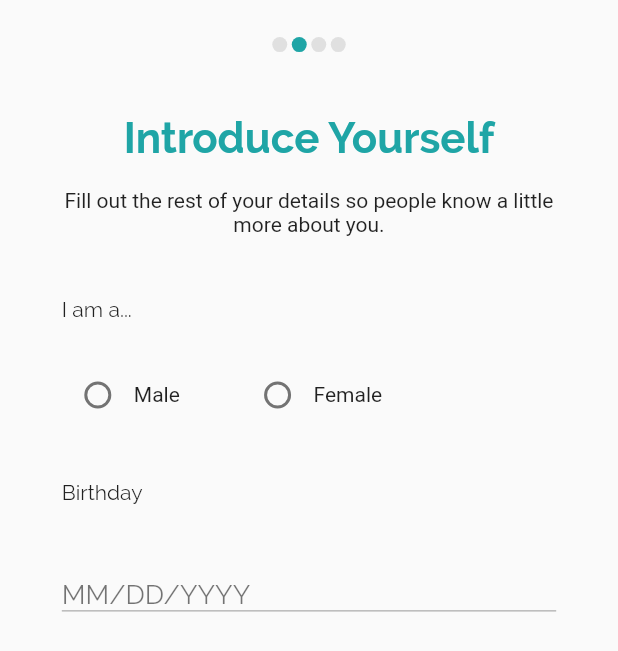
After one commit to passsionforprogramming/thats-my-type-flutter, a Flutter app: the IntroduceYourself screen opened directly, on a phone screen of 412 x 824 dp. The commit adds this screen. Shown: the top 651 px of the screen. Run offline on Flutter 3.47's test engine with Material 2 defaults, Android fonts, the phone set to English and light mode, and no system bars; our stand-ins replace cloud_firestore, firebase_auth, firebase_storage, flutter_svg, font_awesome_flutter, image_cropper and 4 more; missing offline and left inert: flutter_country_picker, flutter_facebook_login, phone_number; accounts and stored records are empty; Roboto replaces fonts that are missing (Gothic).

Commit message:
Began introduce yourself scree

```diff
--- /dev/null
+++ b/lib/Screens/ProfileSetup/IntroduceYourself.dart
@@ -0,0 +1,146 @@
+import 'package:flutter/material.dart';
+import 'package:thatismytype/Constants/Palette.dart';
+
+class IntroduceYourself extends StatefulWidget {
+  @override
+  _IntroduceYourselfState createState() => _IntroduceYourselfState();
+}
+
+class _IntroduceYourselfState extends State<IntroduceYourself> {
+  String gender;
+
+  @override
+  Widget build(BuildContext context) {
+    double screenHeight = MediaQuery.of(context).size.height;
+    double screenWidth = MediaQuery.of(context).size.width;
+    return Scaffold(
+      body: ListView(
+        children: <Widget>[
+          Container(
+            margin: EdgeInsets.only(top: screenHeight * .03),
+            alignment: Alignment.center,
+            child: Row(
+              mainAxisAlignment: MainAxisAlignment.center,
+              children: <Widget>[
+                CircleAvatar(
+                  backgroundColor: Colors.grey[300],
+                  radius: 5.0,
+                ),
+                SizedBox(
+                  width: 3.0,
+                ),
+                CircleAvatar(
+                  backgroundColor: kDarkerGreen,
+                  radius: 5.0,
+                ),
+                SizedBox(
+                  width: 3.0,
+                ),
+                CircleAvatar(
+                  backgroundColor: Colors.grey[300],
+                  radius: 5.0,
+                ),
+                SizedBox(
+                  width: 3.0,
+                ),
+                CircleAvatar(
+                  backgroundColor: Colors.grey[300],
+                  radius: 5.0,
+                )
+              ],
+            ),
+          ),
+          Container(
+            alignment: Alignment.center,
+            margin: EdgeInsets.only(top: screenHeight * .05),
+            child: Text(
+              "Introduce Yourself",
+              style: TextStyle(
+                  color: kDarkerGreen,
+                  fontFamily: "Raleway Bold",
+                  fontSize: 28.0),
+            ),
+          ),
+          Container(
+            alignment: Alignment.center,
+            margin: EdgeInsets.symmetric(
+                horizontal: screenWidth * .1, vertical: screenHeight * .02),
+            width: screenWidth * .8,
+            child: Text(
+              "Fill out the rest of your details so people know a little more about you.",
+              style: TextStyle(fontFamily: "Gothic"),
+              textAlign: TextAlign.center,
+            ),
+          ),
+          Container(
+            margin: EdgeInsets.symmetric(
+                horizontal: screenWidth * .1, vertical: screenHeight * .03),
+            child: Text(
+              "I am a...",
+              style: TextStyle(fontFamily: "Raleway", color: Colors.black87),
+            ),
+          ),
+          Container(
+            margin: EdgeInsets.symmetric(
+              horizontal: screenWidth * .1,
+            ),
+            child: Row(
+              children: <Widget>[
+                Radio(
+                    activeColor: kDarkerGreen,
+                    value: "male",
+                    groupValue: gender,
+                    onChanged: (val) {
+                      setState(() {
+                        gender = val;
+                      });
+                    }),
+                Text(
+                  "Male",
+                  style: TextStyle(fontFamily: "Gothic"),
+                ),
+                SizedBox(width: screenWidth * .1),
+                Radio(
+                  activeColor: kDarkerGreen,
+                  value: "female",
+                  groupValue: gender,
+                  onChanged: (val) {
+                    setState(() {
+                      gender = val;
+                    });
+                  },
+                ),
+                Text(
+                  "Female",
+                  style: TextStyle(fontFamily: "Gothic"),
+                )
+              ],
+            ),
+          ),
+          Container(
+            margin: EdgeInsets.symmetric(
+                horizontal: screenWidth * .1, vertical: screenHeight * .04),
+            child: Text(
+              "Birthday",
+              style: TextStyle(color: Colors.black87, fontFamily: "Raleway"),
+            ),
+          ),
+          Container(
+            margin: EdgeInsets.symmetric(
+              horizontal: screenWidth * .1,
+              vertical: screenHeight * .02,
+            ),
+            decoration: BoxDecoration(
+                border: Border(
+                    bottom: BorderSide(width: 1.0, color: Colors.black26))),
+            child: Text(
+              "MM/DD/YYYY",
+              style: TextStyle(
+                  color: Colors.black54, fontSize: 18.0, fontFamily: "Raleway"),
+            ),
+          )
+        ],
+      ),
+    );
+  }
+}
--- a/lib/Screens/ProfileSetup/ProfileSetup.dart
+++ b/lib/Screens/ProfileSetup/ProfileSetup.dart
@@ -10,6 +10,7 @@ import 'package:page_transition/page_transition.dart';
 import 'package:thatismytype/Constants/Palette.dart';
 import 'package:cloud_firestore/cloud_firestore.dart';
 import 'package:thatismytype/Screens/ProfileSetup/CircleImageDisplay.dart';
+import 'package:thatismytype/Screens/ProfileSetup/IntroduceYourself.dart';
 import 'package:uuid/uuid.dart';
 import 'package:image_picker/image_picker.dart';
 import 'package:path_provider/path_provider.dart';
@@ -334,7 +335,7 @@ class _ProfileSetupState extends State<ProfileSetup> {
       Navigator.pushReplacement(
           context,
           PageTransition(
-              child: Home(),
+              child: IntroduceYourself(),
               type: PageTransitionType.leftToRight,
               duration: Duration(milliseconds: 200)));
     } catch (e) {
--- a/lib/main.dart
+++ b/lib/main.dart
@@ -2,6 +2,7 @@ import 'package:flutter/material.dart';
 import 'package:thatismytype/Constants/Palette.dart';
 import 'package:thatismytype/Screens/Greeting/Greeting.dart';
 import 'package:thatismytype/Screens/Home/Home.dart';
+import 'package:thatismytype/Screens/ProfileSetup/ProfileSetup.dart';
 import 'package:thatismytype/Screens/VerifyPhone/VerifyPhone.dart';
 
 void main() => runApp(MyApp());
@@ -10,6 +11,7 @@ class MyApp extends StatelessWidget {
   final greetingScreen = "greetingScreen";
   final home = "home";
   final verifyPhone = "verifyPhone";
+  final profileSetup = "profileSetup";
   @override
   Widget build(BuildContext context) {
     return MaterialApp(
@@ -19,7 +21,8 @@ class MyApp extends StatelessWidget {
       routes: {
         greetingScreen: (context) => Greeting(),
         home: (context) => Home(),
-        verifyPhone: (context) => VerifyPhone()
+        verifyPhone: (context) => VerifyPhone(),
+        profileSetup: (context) => ProfileSetup(),
       },
     );
   }
```
